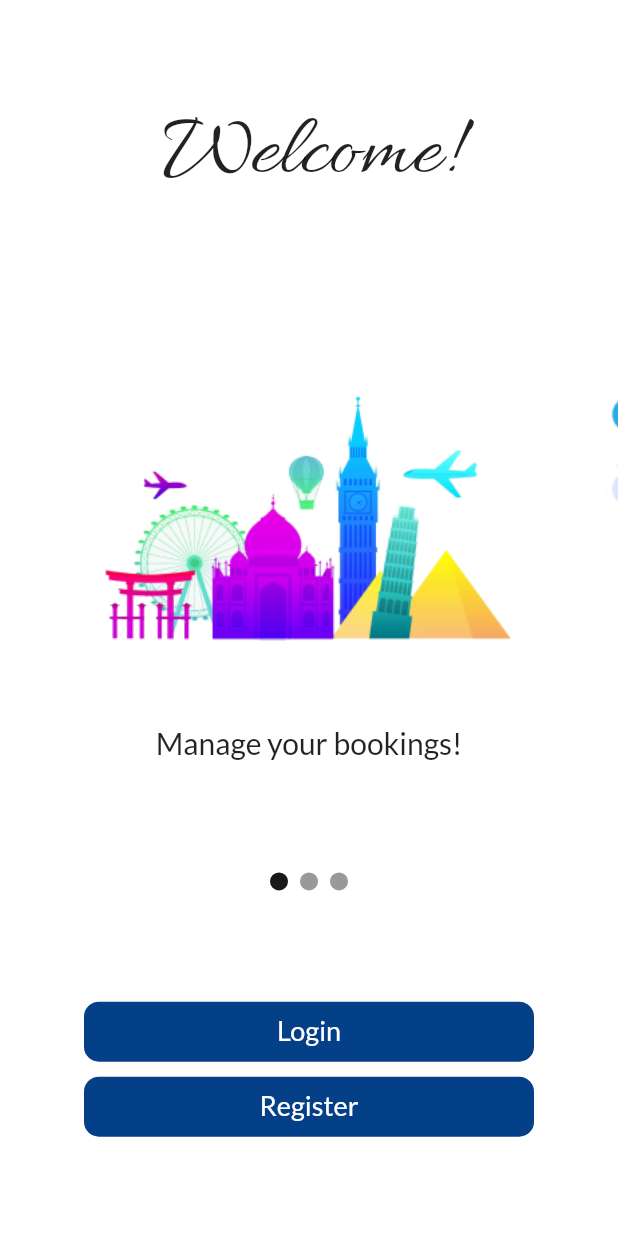
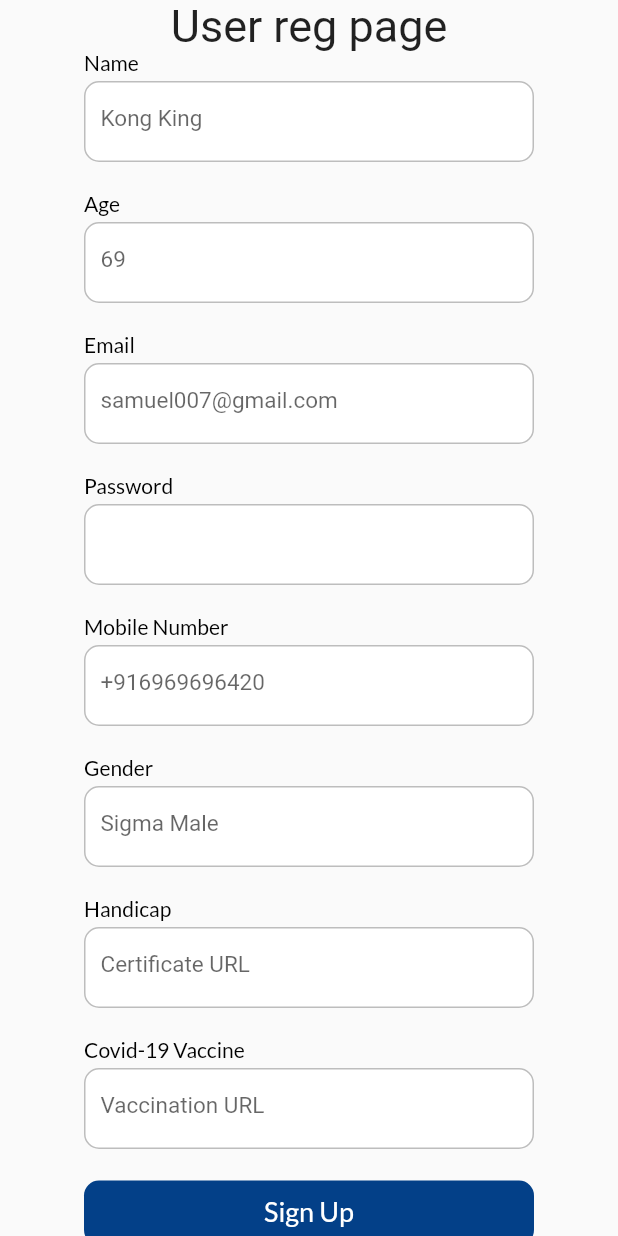
Before and after one commit to TheNova22/Billi, a Flutter app: the screen it shows after launch, after a tap on "Register", on a phone screen of 412 x 824 dp. Run offline on Flutter 3.47's test engine with Material 2 defaults, Android fonts, the light colour scheme and no system bars; drawn by our look-alikes of carousel_slider; our stand-ins replace auto_size_text, cloud_firestore, curved_navigation_bar, firebase_auth, firebase_core, qr_flutter and 1 more; missing offline and left inert: mobile_scanner; accounts and stored records are empty.

Commit message:
added login

```diff
--- a/lib/main.dart
+++ b/lib/main.dart
@@ -1,3 +1,4 @@
+import 'package:billi/modules/intro_screens/intro_screen.dart';
 import 'package:billi/modules/qr_scanner/qr_scanner.dart';
 import 'package:billi/modules/view_saved/view_saved.dart';
 // ignore_for_file: prefer_const_constructors, sized_box_for_whitespace
@@ -27,11 +28,27 @@ class MyApp extends StatelessWidget {
   // This widget is the root of your application.
   @override
   Widget build(BuildContext context) {
+    FirebaseAuth.instance.signOut();
+    final stream = StreamBuilder(
+      stream: FirebaseAuth.instance.authStateChanges(),
+      builder: (ctx, snapshot) {
+        if (snapshot.connectionState == ConnectionState.waiting)
+          return Center(child: CircularProgressIndicator());
+        if (snapshot.hasData) {
+          return Container(
+            child: Text("signed in"),
+          );
+        }
+
+        return IntroScreen();
+      },
+    );
+    // TODO : Add offline check with sharedpref.. if offline, then just direct to
     return MaterialApp(
         title: 'Flutter Demo',
         theme: ThemeData(
           primarySwatch: Colors.blue,
         ),
-        home: SplashScreen());
+        home: stream);
   }
 }
--- a/lib/modules/intro_screens/intro_screen.dart
+++ b/lib/modules/intro_screens/intro_screen.dart
@@ -1,4 +1,6 @@
 import 'package:billi/configs/palette.dart';
+import 'package:billi/modules/user_log_in_page/user_log_in_page.dart';
+import 'package:billi/modules/user_register_page/user_register_page.dart';
 import 'package:flutter/material.dart';
 import 'package:carousel_slider/carousel_slider.dart';
 
@@ -41,7 +43,6 @@ final List<Widget> imageSliders = imgList
                     height: 200,
                     fit: BoxFit.contain,
                   ),
-
                 ),
               ),
             ),
@@ -60,7 +61,6 @@ final List<Widget> imageSliders = imgList
     .toList();
 
 class _IntroScreenState extends State<IntroScreen> {
-
   int _current = 0;
   final CarouselController _controller = CarouselController();
 
@@ -116,7 +116,12 @@ class _IntroScreenState extends State<IntroScreen> {
                 width: 300,
                 height: 40,
                 title: 'Login',
-                onTap: () {},
+                onTap: () {
+                  Navigator.push(
+                    context,
+                    MaterialPageRoute(builder: (context) => UserLoginPage()),
+                  );
+                },
               ),
               const SizedBox(
                 height: 10,
@@ -125,7 +130,12 @@ class _IntroScreenState extends State<IntroScreen> {
                 width: 300,
                 height: 40,
                 title: 'Register',
-                onTap: () {},
+                onTap: () {
+                  Navigator.push(
+                    context,
+                    MaterialPageRoute(builder: (context) => UserRegisterPage()),
+                  );
+                },
               ),
             ],
           ),
--- /dev/null
+++ b/lib/modules/user_register_page/user_register_page.dart
@@ -0,0 +1,196 @@
+// ignore_for_file: prefer_const_constructors
+import 'package:billi/widgets/custom_text_button.dart';
+import 'package:billi/widgets/custom_text_field.dart';
+import 'package:cloud_firestore/cloud_firestore.dart';
+import 'package:firebase_auth/firebase_auth.dart';
+import 'package:flutter/material.dart';
+import 'package:flutter/services.dart';
+
+class UserRegisterPage extends StatefulWidget {
+  UserRegisterPage({Key? key}) : super(key: key);
+
+  @override
+  State<UserRegisterPage> createState() => _UserRegisterPageState();
+}
+
+// TODO : Add a focus so that as the user presses  enter, he/she directly goes to next text field.
+
+class _UserRegisterPageState extends State<UserRegisterPage> {
+  final auth = FirebaseAuth.instance;
+  final store = FirebaseFirestore.instance;
+  TextEditingController nameController = TextEditingController();
+  TextEditingController ageController = TextEditingController();
+  TextEditingController emailController = TextEditingController();
+  TextEditingController passwordController = TextEditingController();
+  TextEditingController mobileController = TextEditingController();
+  TextEditingController genderController = TextEditingController();
+  TextEditingController handiController = TextEditingController();
+  TextEditingController covidController = TextEditingController();
+
+  void signUp() async {
+    try {
+      final res = await auth.createUserWithEmailAndPassword(
+          email: emailController.text, password: passwordController.text);
+
+      await store.collection('users').doc(res.user!.uid).set({
+        'uid': res.user!.uid,
+        'name': nameController.text.trim(),
+        'age': int.parse(ageController.text.trim()),
+        'email': emailController.text.trim(),
+        'mobile': mobileController.text.trim(),
+        'gender': genderController.text.trim(),
+        'isHandicap': handiController.text.trim().isNotEmpty,
+        'handicapUrl': handiController.text.trim(),
+        'vaccineUrl': covidController.text.trim(),
+        'tickets': [""],
+        'feedbacks': [""]
+      });
+      Navigator.of(context).pop();
+    } on PlatformException catch (error) {
+      var message = "Something's wrong";
+      if (error.message != null) {
+        message = error.message!;
+      }
+      ScaffoldMessenger.of(context).showSnackBar(
+        SnackBar(
+          content: Text(message),
+        ),
+      );
+    } on FirebaseAuthException catch (error) {
+      ScaffoldMessenger.of(context).showSnackBar(
+        SnackBar(
+          content: Text(error.message!),
+        ),
+      );
+    }
+  }
+
+  @override
+  Widget build(BuildContext context) {
+    return SafeArea(
+      child: Scaffold(
+        body: SingleChildScrollView(
+          child: Center(
+              child: Column(
+            mainAxisAlignment: MainAxisAlignment.center,
+            children: [
+              Text(
+                'User reg page',
+                style: TextStyle(fontSize: 30),
+              ),
+              CustomTextField(
+                controller: nameController,
+                width: 300,
+                height: 74,
+                title: 'Name',
+                hint: 'Kong King',
+                suffixWidget: null,
+                inputType: TextInputType.name,
+              ),
+              SizedBox(
+                height: 20,
+              ),
+              CustomTextField(
+                controller: ageController,
+                width: 300,
+                height: 74,
+                title: 'Age',
+                hint: '69',
+                suffixWidget: null,
+                inputType: TextInputType.number,
+              ),
+              SizedBox(
+                height: 20,
+              ),
+              CustomTextField(
+                controller: emailController,
+                width: 300,
+                height: 74,
+                title: 'Email',
+                hint: 'samuel007@gmail.com',
+                suffixWidget: null,
+                inputType: TextInputType.emailAddress,
+              ),
+              SizedBox(
+                height: 20,
+              ),
+              CustomTextField(
+                controller: passwordController,
+                width: 300,
+                height: 74,
+                title: 'Password',
+                hint: '',
+                inputType: TextInputType.visiblePassword,
+                hideText: true,
+                suffixWidget: null,
+              ),
+              SizedBox(
+                height: 20,
+              ),
+              CustomTextField(
+                controller: mobileController,
+                width: 300,
+                height: 74,
+                title: 'Mobile Number',
+                hint: '+916969696420',
+                suffixWidget: null,
+                inputType: TextInputType.number,
+              ),
+              SizedBox(
+                height: 20,
+              ),
+              CustomTextField(
+                controller: genderController,
+                width: 300,
+                height: 74,
+                title: 'Gender',
+                hint: 'Sigma Male',
+                suffixWidget: null,
+                inputType: TextInputType.text,
+              ),
+              SizedBox(
+                height: 20,
+              ),
+              CustomTextField(
+                controller: handiController,
+                width: 300,
+                height: 74,
+                title: 'Handicap',
+                hint: 'Certificate URL',
+                suffixWidget: null,
+                inputType: TextInputType.url,
+              ),
+              SizedBox(
+                height: 20,
+              ),
+              CustomTextField(
+                controller: covidController,
+                width: 300,
+                height: 74,
+                title: 'Covid-19 Vaccine',
+                hint: 'Vaccination URL',
+                suffixWidget: null,
+                inputType: TextInputType.url,
+              ),
+              SizedBox(
+                height: 20,
+              ),
+              CustomTextButton(
+                width: 300,
+                height: 43,
+                title: 'Sign Up',
+                onTap: () {
+                  signUp();
+                  // signIn();
+                },
+              ),
+              SizedBox(
+                height: 20,
+              ),
+            ],
+          )),
+        ),
+      ),
+    );
+  }
+}
```
Also changed, not shown: lib/modules/user_log_in_page/user_log_in_page.dart (added, +255 -0 lines).
